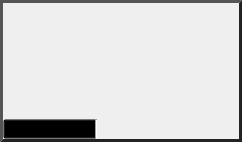
The window that src/Interface/AppInterface/ViewerWidget.ui (SCIInstitute/Seg3D) describes before a commit, drawn with Qt 5.
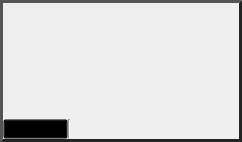
The same window after the commit. Icons and pictures are not drawn.

Commit message: fixed the viewerwidget merge error that hid the arrow

Diff of the .ui file:
```diff
--- a/src/Interface/AppInterface/ViewerWidget.ui
+++ b/src/Interface/AppInterface/ViewerWidget.ui
@@ -197,12 +197,6 @@
                 <verstretch>0</verstretch>
                </sizepolicy>
               </property>
-              <property name="minimumSize">
-               <size>
-                <width>98</width>
-                <height>20</height>
-               </size>
-              </property>
               <property name="palette">
                <palette>
                 <active>
```
